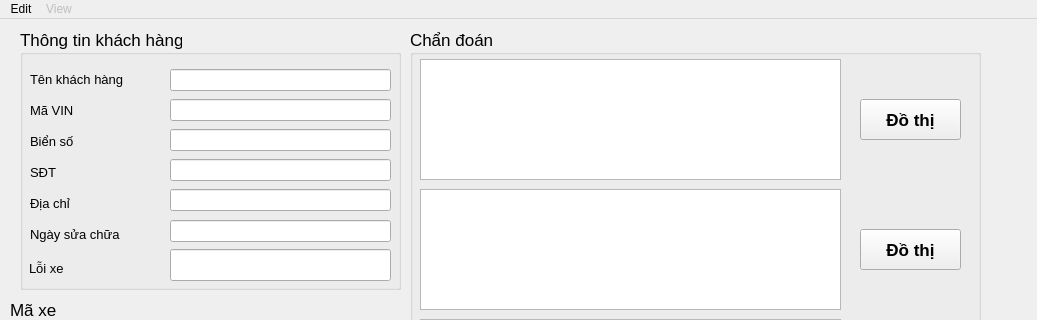
Before: the Qt Designer form GUI/GUIdisplay.ui in Vuchauduytung/LuanVan, drawn with Qt 5; both pictures show x 0 to 1037 and y 0 to 320 of the 1037 by 659 pixel window.
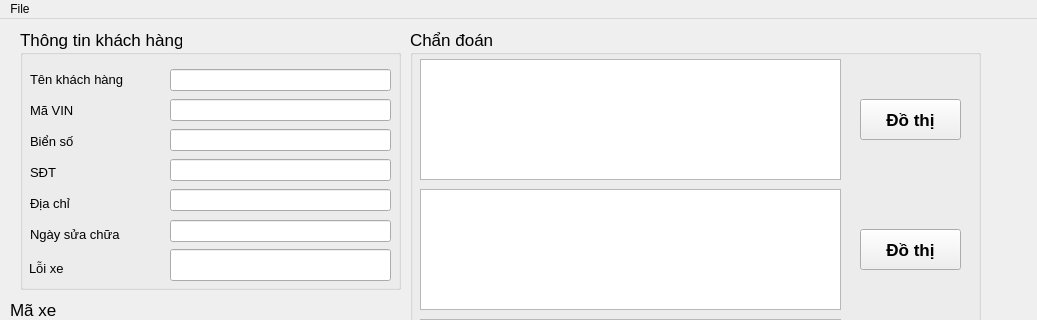
After: the same form once the commit is applied.

```diff
--- a/GUI/GUIdisplay.ui
+++ b/GUI/GUIdisplay.ui
@@ -830,12 +830,12 @@
      <x>0</x>
      <y>0</y>
      <width>1037</width>
-     <height>20</height>
+     <height>26</height>
     </rect>
    </property>
    <widget class="QMenu" name="menuEdit">
     <property name="title">
-     <string>Edit</string>
+     <string>File</string>
     </property>
     <addaction name="QA_actionOpen"/>
     <addaction name="QA_actionNew"/>
@@ -845,16 +845,7 @@
     <addaction name="separator"/>
     <addaction name="actionExport"/>
    </widget>
-   <widget class="QMenu" name="menuView">
-    <property name="enabled">
-     <bool>false</bool>
-    </property>
-    <property name="title">
-     <string>View</string>
-    </property>
-   </widget>
    <addaction name="menuEdit"/>
-   <addaction name="menuView"/>
   </widget>
   <widget class="QStatusBar" name="statusbar"/>
   <action name="QA_actionOpen">
```
Left out of the diff: 5 changed lines with no effect on the pictures.
